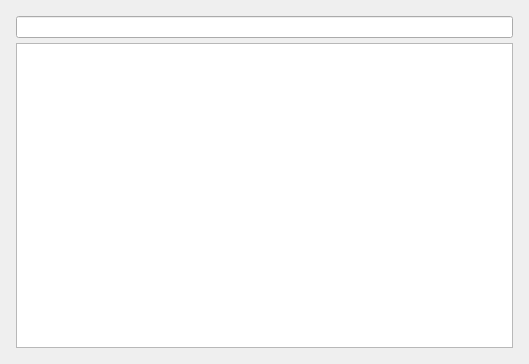
Qt form src/gui/widget/RawBodyWidget/RawBodyWidget.ui (xarbit/getit) before a commit.
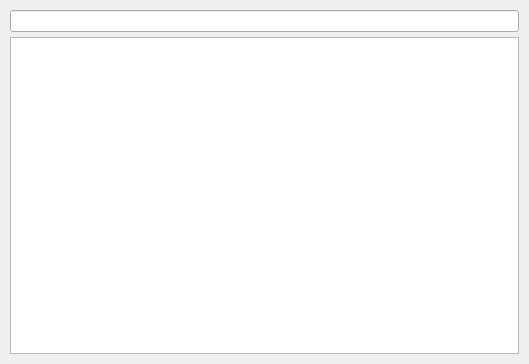
The same form after that commit.

```diff
--- a/src/gui/widget/RawBodyWidget/RawBodyWidget.ui
+++ b/src/gui/widget/RawBodyWidget/RawBodyWidget.ui
@@ -14,6 +14,21 @@
    <string>Form</string>
   </property>
   <layout class="QGridLayout" name="gridLayout">
+   <property name="leftMargin">
+    <number>5</number>
+   </property>
+   <property name="topMargin">
+    <number>5</number>
+   </property>
+   <property name="rightMargin">
+    <number>5</number>
+   </property>
+   <property name="bottomMargin">
+    <number>5</number>
+   </property>
+   <property name="spacing">
+    <number>5</number>
+   </property>
    <item row="0" column="0">
     <layout class="QVBoxLayout" name="verticalLayout">
      <property name="spacing">
```
